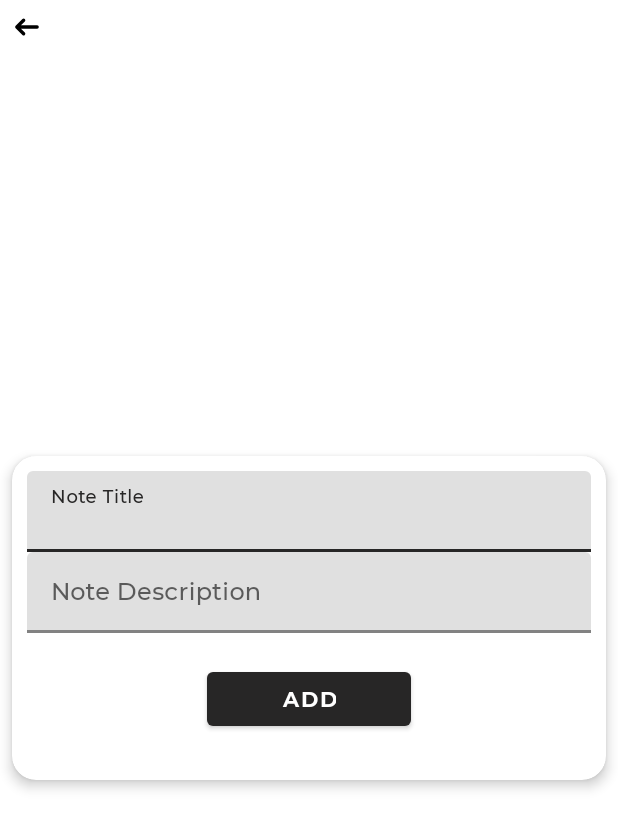
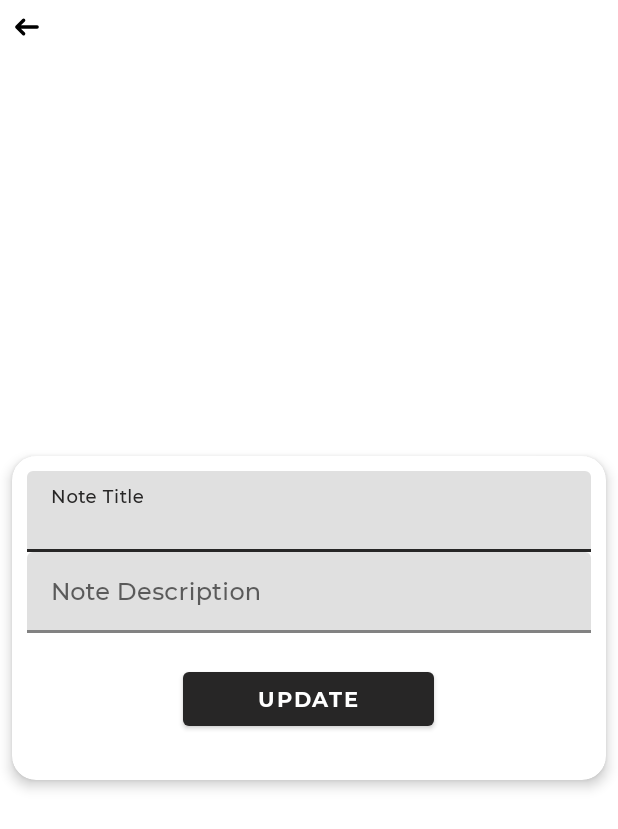
Before and after one commit to Randhir-jha1/todo, an Android app: the EditNote screen opened directly, with no data from a screen before it, on a phone screen of 412 x 824 dp. Shown: the top 829 px of the screen. Run offline under Robolectric (Android 15) with nearby library versions, the phone set to English and light mode, and no system bars; our stand-ins replace Room's generated code; 4 statements that could not run were skipped.

Commit message:
final_commit_for_todo_app

```diff
--- a/app/src/main/java/com/appdev/todo/ui/EditNote.kt
+++ b/app/src/main/java/com/appdev/todo/ui/EditNote.kt
@@ -1,12 +1,43 @@
 package com.appdev.todo.ui
 
+import android.content.Intent
 import androidx.appcompat.app.AppCompatActivity
 import android.os.Bundle
+import android.widget.Toast
+import androidx.lifecycle.ViewModelProvider
 import com.appdev.todo.R
+import com.appdev.todo.data.Note
+import com.appdev.todo.databinding.ActivityEditNoteBinding
 
 class EditNote : AppCompatActivity() {
+    lateinit var binding: ActivityEditNoteBinding
+    private  var selectedNote: Note?=null
+    lateinit var viewModel: NoteViewModel
     override fun onCreate(savedInstanceState: Bundle?) {
         super.onCreate(savedInstanceState)
-        setContentView(R.layout.activity_edit_note)
+        binding= ActivityEditNoteBinding.inflate(layoutInflater)
+        setContentView(binding.root)
+        selectedNote = intent.getSerializableExtra("SelectedNote") as Note
+        viewModel = ViewModelProvider(this).get(NoteViewModel::class.java)
+
+        binding.ivBack.setOnClickListener(){
+            finish()
+        }
+        binding.etNotesTitle.setText(selectedNote!!.title)
+        binding.etNotesDes.setText(selectedNote!!.des)
+        binding.llNote.setBackgroundColor(selectedNote!!.color!!)
+
+        binding.btnupdate.setOnClickListener(){
+
+            val editedNote = Note(selectedNote!!.id,binding.etNotesTitle.text.toString(),
+                binding.etNotesDes.text.toString(),selectedNote!!.color)
+
+            viewModel.updateNotes(editedNote)
+            Toast.makeText(this,"Updated the notes", Toast.LENGTH_LONG).show()
+            val mainIntent = Intent(this@EditNote,MainActivity::class.java)
+            startActivity(mainIntent)
+            finish()
+        }
+
     }
 }
--- a/app/src/main/java/com/appdev/todo/ui/OpenNote.kt
+++ b/app/src/main/java/com/appdev/todo/ui/OpenNote.kt
@@ -1,5 +1,6 @@
 package com.appdev.todo.ui
 
+import android.content.Intent
 import androidx.appcompat.app.AppCompatActivity
 import android.os.Bundle
 import com.appdev.todo.R
@@ -21,7 +22,9 @@ class OpenNote : AppCompatActivity() {
             finish()
         }
         binding.ivEdit.setOnClickListener(){
-
+            val editNoteIntent = Intent(this@OpenNote, EditNote::class.java)
+            editNoteIntent.putExtra("SelectedNote",selectedNote)
+            startActivity(editNoteIntent)
         }
 
         binding.tvNotesTitle.text = selectedNote?.title
--- a/app/src/main/res/layout/activity_edit_note.xml
+++ b/app/src/main/res/layout/activity_edit_note.xml
@@ -65,8 +65,8 @@
             <com.google.android.material.button.MaterialButton
                 android:layout_width="wrap_content"
                 android:layout_height="wrap_content"
-                android:text="Add"
-                android:id="@+id/btnAdd"
+                android:text="Update"
+                android:id="@+id/btnupdate"
                 android:paddingStart="50dp"
                 android:layout_margin="20dp"
                 android:paddingEnd="50dp"
```
